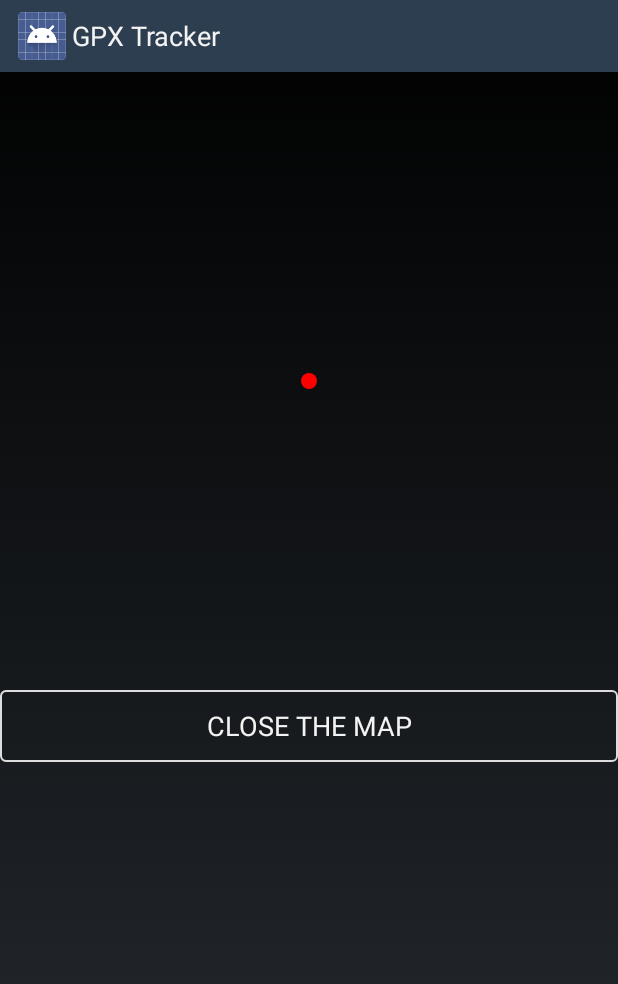
After one commit to pricindalas/GPXTracker, an Android app: the fragment NavigationFragment shown on its own in the app's theme, on a phone screen of 412 x 824 dp. The commit adds this screen. Shown: the top 984 px of the screen. Run offline under Robolectric (Android 15) with nearby library versions, the phone set to English and light mode, and no system bars; 1 statement that could not run was skipped.

Commit message:
Ideta nauja funkcija: marsruto sekimas pagrininiame lange. Kol kas dar bus tobulinama, bet dabar jau galima naudotis.
Jeigu taskelis raudonas, vadinasi vieta dar nerasta, jeigu geltonas ir zemelapio nesimato - greiciausiai esi per toli nuo savo marsruto. Siuo metu nuo tasko programa rodo 750 metru spinduliu.

Lango matmenys atitinka viena kvadratini kilometra.

```diff
--- a/build.gradle
+++ b/build.gradle
@@ -5,7 +5,7 @@ buildscript {
         mavenCentral()
     }
     dependencies {
-        classpath 'com.android.tools.build:gradle:0.12.+'
+        classpath 'com.android.tools.build:gradle:1.0.0'
     }
 }
 
--- a/trk/src/main/java/bazulis/gpxtracker/trk/GPXDetails.java
+++ b/trk/src/main/java/bazulis/gpxtracker/trk/GPXDetails.java
@@ -21,7 +21,7 @@ import java.text.SimpleDateFormat;
 import java.util.Date;
 import java.util.TimeZone;
 
-import bazulis.gpxtracker.trk.util.GPXFile;
+import bazulis.gpxtracker.trk.util.GPXTrackFile;
 import bazulis.gpxtracker.trk.util.MapView;
 
 public class GPXDetails extends Activity {
@@ -63,7 +63,7 @@ public class GPXDetails extends Activity {
         int w = size.x;
         map.setLayoutParams(new LinearLayout.LayoutParams(w, w));
 
-        GPXFile gpx = new GPXFile(filename, false);
+        GPXTrackFile gpx = new GPXTrackFile(filename, false);
         if (!gpx.isEmptyFile()) {
             gpx.analyzeGPX(this);
             map.setup(gpx.lats, gpx.lons, gpx.eles);
--- /dev/null
+++ b/trk/src/main/java/bazulis/gpxtracker/trk/NavigationFragment.java
@@ -0,0 +1,78 @@
+package bazulis.gpxtracker.trk;
+
+import android.app.Fragment;
+import android.graphics.Point;
+import android.location.Location;
+import android.os.Bundle;
+import android.view.LayoutInflater;
+import android.view.View;
+import android.view.ViewGroup;
+import android.widget.Button;
+import android.widget.LinearLayout;
+
+import java.util.List;
+
+import bazulis.gpxtracker.trk.util.NavigationView;
+
+/**
+ * Created by bazulis on 14.12.13.
+ *
+ */
+public class NavigationFragment extends Fragment {
+    private NavigationView navMap;
+
+    private List<Location> points;
+
+    @Override
+    public void onDetach() {
+        super.onStop();
+        tickeris.interrupt();
+    }
+
+    @Override
+    public View onCreateView(LayoutInflater inflater, ViewGroup container, Bundle savedInstanceState) {
+        View view = inflater.inflate(R.layout.fragment_navigation, container, false);
+        navMap = (NavigationView) view.findViewById(R.id.navigation_map);
+        Button closeButton = (Button) view.findViewById(R.id.b_close_navigation);
+        Point size = new Point();
+        getActivity().getWindowManager().getDefaultDisplay().getSize(size);
+        int w = size.x;
+        navMap.setLayoutParams(new LinearLayout.LayoutParams(w, w));
+        navMap.setup(points);
+        tickeris.start();
+        closeButton.setOnClickListener(new View.OnClickListener() {
+            @Override
+            public void onClick(View v) {
+                MainActivity activity = (MainActivity) getActivity();
+                activity.closeNavigation();
+            }
+        });
+        return view;
+    }
+    public void setPoints(List<Location> points) {
+        this.points = points;
+    }
+
+    private Thread tickeris = new Thread() {
+        public boolean isRunning = true;
+        @Override
+        public void run() {
+            super.run();
+            while (isRunning) {
+                System.out.println("Tick...");
+                getActivity().runOnUiThread(new Runnable() {
+                    @Override
+                    public void run() {
+                        navMap.invalidate();
+                    }
+                });
+                try {
+                    Thread.sleep(5000);
+                } catch (InterruptedException e) {
+                    isRunning = false;
+                    e.printStackTrace();
+                }
+            }
+        }
+    };
+}
--- a/trk/src/main/java/bazulis/gpxtracker/trk/util/BRActions.java
+++ b/trk/src/main/java/bazulis/gpxtracker/trk/util/Config.java
@@ -1,11 +1,14 @@
 package bazulis.gpxtracker.trk.util;
 
+
+import android.os.Environment;
 
 /**
  * Created by bazulis on 14.8.14.
  *
  */
-public class BRActions {
+public class Config {
+    public static final String GPX_PATH = Environment.getExternalStorageDirectory().getAbsolutePath()+"/gpx/";
     public static final String MAIN_RECEIVER = "bazulis.gpxtracker.trk.GETDATA";
     public static final String SERVICE_RECEIVER = "bazulis.gpxtracker.trk.PUSHCOMMANDS";
 }
--- a/trk/src/main/java/bazulis/gpxtracker/trk/util/GPSListener.java
+++ b/trk/src/main/java/bazulis/gpxtracker/trk/util/GPSListener.java
@@ -46,6 +46,7 @@ public class GPSListener implements LocationListener {
 
     @Override
     public void onLocationChanged(Location location) {
+        NavigationView.currentLocation = location;
         service.gpsStatus = 2;
         long segTime = System.currentTimeMillis()-prevTime;
         prevTime = System.currentTimeMillis();
--- /dev/null
+++ b/trk/src/main/java/bazulis/gpxtracker/trk/util/NavigationView.java
@@ -0,0 +1,67 @@
+package bazulis.gpxtracker.trk.util;
+
+import android.content.Context;
+import android.graphics.Canvas;
+import android.graphics.Color;
+import android.graphics.Paint;
+import android.location.Location;
+import android.util.AttributeSet;
+import android.view.View;
+
+import java.util.List;
+
+/**
+ * Created by bazulis on 14.12.13.
+ *
+ */
+public class NavigationView extends View {
+    private List<Location> points;
+    public static Location currentLocation;
+    final double lonRadius = 6378.16;
+    final double latRadius = 6357.715;
+    final double lonAngle = 360 / ( 2 * Math.PI * lonRadius );
+    final double latAngle = 360 / ( 2 * Math.PI * latRadius );
+    Paint linePaint = new Paint();
+    Paint objectPaint = new Paint();
+    public NavigationView(Context context, AttributeSet attrs) {
+        super(context, attrs);
+        objectPaint.setAntiAlias(true);
+        linePaint.setAntiAlias(true);
+        linePaint.setColor(Color.rgb(192, 192, 192));
+        linePaint.setStrokeWidth(5);
+    }
+
+    public void setup(List<Location> points) {
+        this.points = points;
+        this.invalidate();
+    }
+
+    @Override
+    protected void onMeasure(int widthMeasureSpec, int heightMeasureSpec) {
+        super.onMeasure(widthMeasureSpec, heightMeasureSpec);
+    }
+
+    private float getlonX(int i, int width) {
+        double r = width / 2 + ( points.get(i).getLongitude() - currentLocation.getLongitude() ) * width / lonAngle * Math.cos(Math.toRadians(points.get(i).getLatitude()));
+        return (float) r;
+    }
+    private float getlatY(int i, int height) {
+        double r = height / 2 + ( currentLocation.getLatitude() - points.get(i).getLatitude() ) * height / latAngle;
+        return (float) r;
+    }
+
+    @Override
+    protected void onDraw(Canvas canvas) {
+        if (!points.isEmpty() && currentLocation != null) {
+            objectPaint.setColor(Color.rgb(255, 255, 128));
+            for (int i = 0; i < points.size() - 1; i++) {
+                if (points.get(i).distanceTo(currentLocation) < 750) {
+                    canvas.drawLine(getlonX(i, canvas.getWidth()), getlatY(i, canvas.getHeight()), getlonX(i + 1, canvas.getWidth()), getlatY(i + 1, canvas.getHeight()), linePaint);
+                }
+            }
+        } else {
+            objectPaint.setColor(Color.RED);
+        }
+        canvas.drawCircle(canvas.getWidth() / 2, canvas.getHeight() / 2, 8, objectPaint);
+    }
+}
--- a/trk/src/main/res/layout/activity_main.xml
+++ b/trk/src/main/res/layout/activity_main.xml
@@ -94,6 +94,10 @@
                     android:textSize="20sp"
                     android:background="@drawable/bcg_frame" />
             </LinearLayout>
+            <FrameLayout
+                android:layout_width="fill_parent"
+                android:layout_height="wrap_content"
+                android:id="@+id/navigation_container"/>
 
 
         </LinearLayout>
--- /dev/null
+++ b/trk/src/main/res/layout/fragment_navigation.xml
@@ -0,0 +1,18 @@
+<?xml version="1.0" encoding="utf-8"?>
+<LinearLayout xmlns:android="http://schemas.android.com/apk/res/android"
+    android:orientation="vertical" android:layout_width="match_parent"
+    android:layout_height="match_parent">
+
+    <bazulis.gpxtracker.trk.util.NavigationView
+        android:layout_width="fill_parent"
+        android:layout_height="fill_parent"
+        android:id="@+id/navigation_map" />
+
+    <Button
+        android:layout_width="fill_parent"
+        android:layout_height="wrap_content"
+        android:text="@string/fragment_navigation_b_close"
+        android:background="@drawable/bcg_frame"
+        android:id="@+id/b_close_navigation" />
+
+</LinearLayout>
--- a/trk/src/main/res/menu/main.xml
+++ b/trk/src/main/res/menu/main.xml
@@ -9,4 +9,8 @@
         android:title="@string/action_settings"
         android:orderInCategory="100"
         android:showAsAction="ifRoom" />
+    <item android:id="@+id/action_follow_route"
+        android:title="Sekti marsruta"
+        android:icon="@drawable/ic_action_follow_route"
+        android:showAsAction="ifRoom"/>
 </menu>
--- a/trk/src/main/res/values/strings.xml
+++ b/trk/src/main/res/values/strings.xml
@@ -58,5 +58,6 @@
     <string name="t_minheight">Min. height:</string>
     <string name="t_deltaheight">&#916;height:</string>
     <string name="credits">These great colored icons are provided by www.icons8.com</string>
+    <string name="fragment_navigation_b_close">CLOSE THE MAP</string>
 
 </resources>
```
Also changed, not shown: trk/build.gradle (+4 -4 lines), trk/src/main/java/bazulis/gpxtracker/trk/MainActivity.java (+36 -6 lines), trk/src/main/java/bazulis/gpxtracker/trk/RecordList.java (+15 -5 lines), trk/src/main/java/bazulis/gpxtracker/trk/TrackService.java (+7 -7 lines), trk/src/main/java/bazulis/gpxtracker/trk/util/GPXRouteFile.java (added, +53 -0 lines), trk/src/main/java/bazulis/gpxtracker/trk/util/GPXTrackFile.java (renamed from trk/src/main/java/bazulis/gpxtracker/trk/util/GPXFile.java, +11 -16 lines), gradle/wrapper/gradle-wrapper.properties, trk/src/main/res/drawable-hdpi/ic_action_follow_route.png (added), trk/src/main/res/drawable-mdpi/ic_action_follow_route.png (added), trk/src/main/res/drawable-xhdpi/ic_action_follow_route.png (added), trk/src/main/res/drawable-xxhdpi/ic_action_follow_route.png (added), 4 other files.
